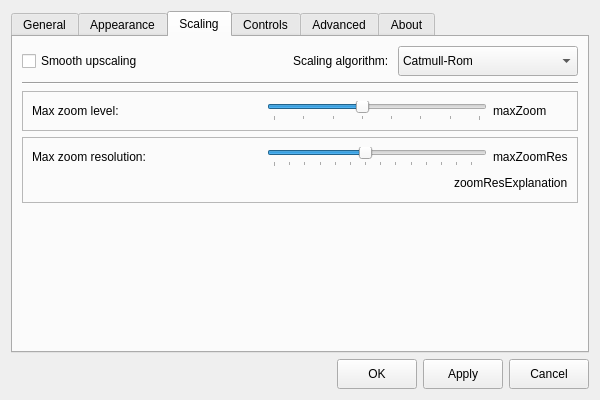
The window that gui/settingsdialog.ui (do-i/thumbgrid) describes before a commit, drawn with Qt 5.
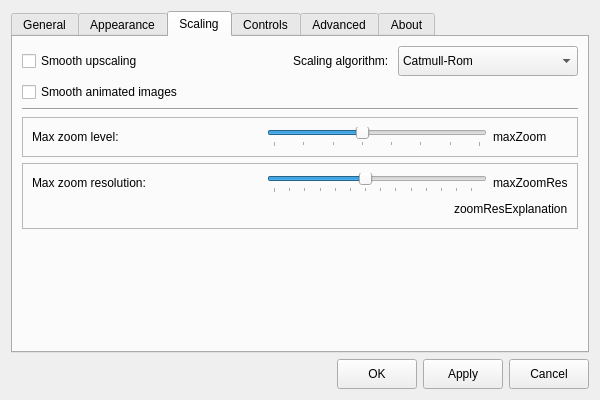
The same window after the commit. The open tabs and pages were chosen to show the change. Icons and pictures are not drawn. Custom widgets are drawn as their Qt base class.

Commit message: add smoothAnimatedImages option

```diff
--- a/gui/settingsdialog.ui
+++ b/gui/settingsdialog.ui
@@ -761,6 +761,11 @@
       </attribute>
       <layout class="QVBoxLayout" name="verticalLayout_11">
        <item>
+        <layout class="QVBoxLayout" name="verticalLayout_17">
+         <property name="topMargin">
+          <number>0</number>
+         </property>
+         <item>
         <layout class="QHBoxLayout" name="horizontalLayout_15">
          <property name="topMargin">
           <number>0</number>
@@ -854,6 +859,15 @@
         </layout>
        </item>
        <item>
+          <widget class="QCheckBox" name="smoothAnimatedImagesCheckBox">
+           <property name="text">
+            <string>Smooth animated images</string>
+           </property>
+          </widget>
+         </item>
+        </layout>
+       </item>
+       <item>
         <widget class="Line" name="line_5">
          <property name="orientation">
           <enum>Qt::Horizontal</enum>
```
Left out of the diff: 1 changed line with no effect on the pictures. Lines whose indentation alone changed are shown as unchanged. The commit also changes 5 other files.
